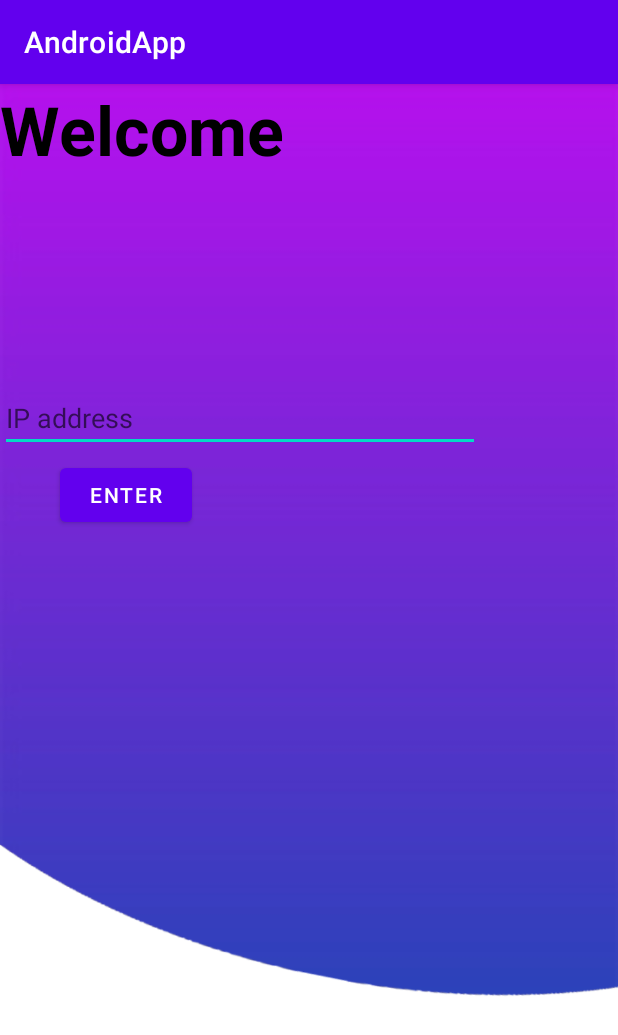
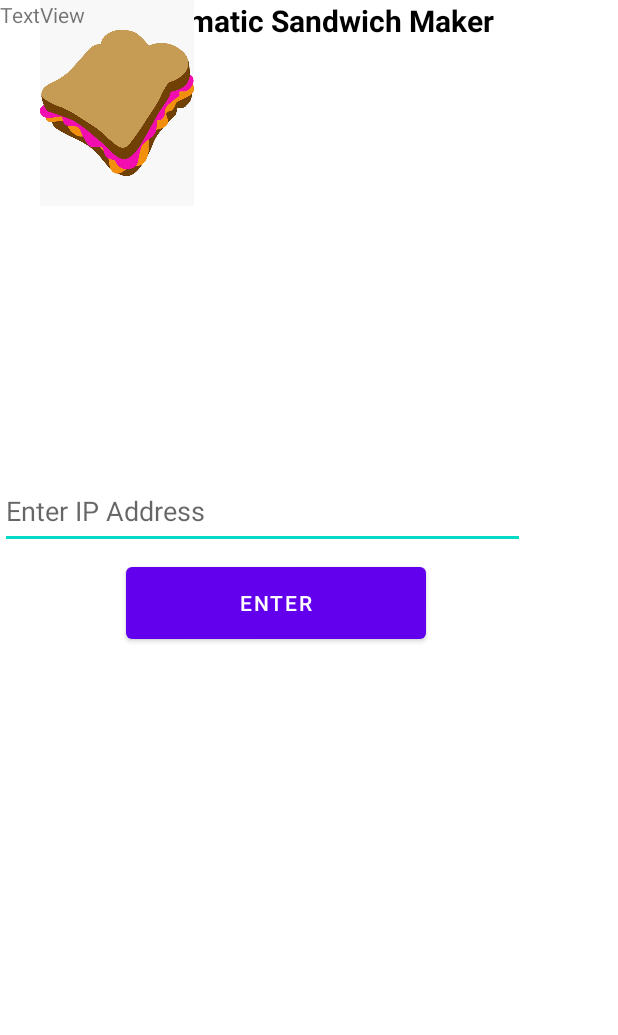
Before and after one commit to JCruz410/AndroidappASM, an Android app: the screen it shows after launch (activity_1), on a phone screen of 412 x 824 dp. Shown: the top 1035 px of the screen. Run offline under Robolectric (Android 15) with nearby library versions, the light colour scheme and no system bars.

Commit message:
minor update/fix front end

```diff
--- a/app/src/main/java/com/example/androidapp/activity_1.java
+++ b/app/src/main/java/com/example/androidapp/activity_1.java
@@ -2,9 +2,16 @@ package com.example.androidapp;
 
 
 import androidx.appcompat.app.AppCompatActivity;
+
+import android.content.Context;
 import android.content.Intent;
+import android.net.ConnectivityManager;
+import android.net.NetworkInfo;
+import android.os.AsyncTask;
 import android.os.Bundle;
 import android.view.View;
+import android.view.Window;
+import android.view.WindowManager;
 import android.widget.Button;
 import android.widget.EditText;
 import android.widget.Toast;
@@ -17,7 +24,14 @@ public static String ip_address;
     @Override
     protected void onCreate(Bundle savedInstanceState){
         super.onCreate(savedInstanceState);
+
+        requestWindowFeature(Window.FEATURE_NO_TITLE);
+        this.getWindow().setFlags(WindowManager.LayoutParams.FLAG_FULLSCREEN, WindowManager.LayoutParams.FLAG_FULLSCREEN);
+        getSupportActionBar().hide();
         setContentView(R.layout.activity_1);
+
+
+
 
         ip = (EditText) findViewById(R.id.edit_ip_address);
         enter_ip = (Button) findViewById(R.id.button_ip);
@@ -25,16 +39,18 @@ public static String ip_address;
         enter_ip.setOnClickListener(new View.OnClickListener()
         {
             @Override
-            public void onClick (View v)
-            {
-                ip_address = ip.getText().toString();
-                Intent intent = new Intent(activity_1.this, activity_2.class);
+            public void onClick (View v) {
+                ip_address = ip.getText().toString().trim();
+                if (ip_address.isEmpty()) {
+                    ip.setError("wrong ip");
+                } else {
+                    Intent intent = new Intent(activity_1.this, activity_2.class);
 
-                startActivity(intent);
+                    startActivity(intent);
 
+                }
             }
         });
-
     }
 
 }
--- a/app/src/main/res/layout/activity_1.xml
+++ b/app/src/main/res/layout/activity_1.xml
@@ -3,48 +3,63 @@
     xmlns:app="http://schemas.android.com/apk/res-auto"
     xmlns:tools="http://schemas.android.com/tools"
     android:layout_width="match_parent"
-    android:layout_height="match_parent"
-    android:background="@drawable/background"
+    android:layout_height="wrap_content"
+
     tools:context=".activity_1"
     tools:ignore="ExtraText">
 
 
     <TextView
         android:id="@+id/textView"
-        android:layout_width="wrap_content"
+        android:layout_width="match_parent"
         android:layout_height="wrap_content"
-        android:text="Welcome"
-        android:textSize="45sp"
+        android:gravity="center_horizontal"
+        android:text="Automatic Sandwich Maker"
+        android:textColor="@color/black"
+        android:textSize="20sp"
         android:textStyle="bold"
-        android:textColor="@color/black"
-        tools:ignore="MissingConstraints"
-        tools:layout_editor_absoluteX="39dp"
-        tools:layout_editor_absoluteY="6dp" />
+         />
 
     <Button
         android:id="@+id/button_ip"
-        android:layout_width="wrap_content"
-        android:layout_height="wrap_content"
-        android:layout_marginTop="250dp"
-        android:layout_marginEnd="284dp"
+        android:layout_width="200dp"
+        android:layout_height="60dp"
+        android:layout_marginTop="372dp"
+        android:layout_marginEnd="128dp"
+        android:gravity="center_vertical|center_horizontal"
         android:text="Enter"
         app:layout_constraintEnd_toEndOf="parent"
         app:layout_constraintTop_toTopOf="parent" />
 
     <EditText
         android:id="@+id/edit_ip_address"
-        android:layout_width="wrap_content"
-        android:layout_height="wrap_content"
-        android:layout_marginTop="200dp"
+        android:layout_width="350dp"
+        android:layout_height="50dp"
+        android:layout_marginTop="316dp"
         android:ems="15"
-        android:hint="IP address"
+        android:hint="Enter IP Address"
         android:inputType="textUri|numberDecimal"
         app:layout_constraintTop_toTopOf="parent"
         tools:ignore="MissingConstraints"
-        tools:layout_editor_absoluteX="39dp" />
+        tools:layout_editor_absoluteX="27dp" />
 
- <!--webhook test-->
+    <ImageView
+        android:layout_width="156dp"
+        android:layout_height="137dp"
+        android:src="@drawable/littlesandwich"
+        tools:ignore="MissingConstraints"
+        tools:layout_editor_absoluteX="127dp"
+        tools:layout_editor_absoluteY="102dp" />
 
+    <TextView
+        android:id="@+id/textView3"
+        android:layout_width="wrap_content"
+        android:layout_height="wrap_content"
+        android:text="TextView"
+        tools:layout_editor_absoluteX="150dp"
+        tools:layout_editor_absoluteY="252dp" />
+
+    <!--webhook test-->
 
 
 </androidx.constraintlayout.widget.ConstraintLayout>
```
Also changed, not shown: app/src/main/res/drawable/littlesandwich.JPG (added), app/src/main/res/drawable/pbj.jpg (added), app/src/main/res/drawable/pbj_bitch.png (added), 1 other file.
